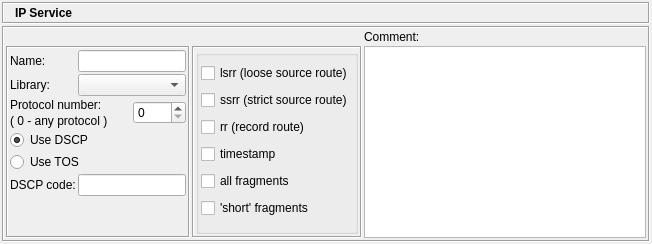
fwbuilder/fwbuilder, file src/gui/ipservicedialog_q.ui: the form before one commit.
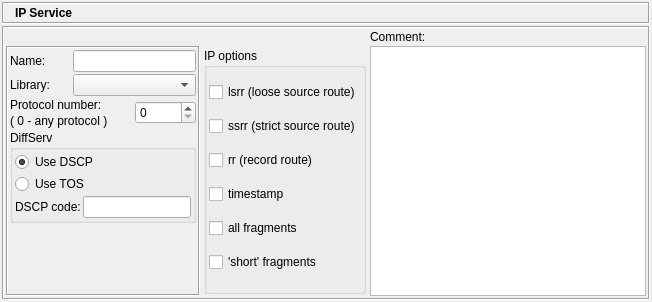
The form after the commit. Icons and pictures are not drawn.

```diff
--- a/src/gui/ipservicedialog_q.ui
+++ b/src/gui/ipservicedialog_q.ui
@@ -9,7 +9,7 @@
     <x>0</x>
     <y>0</y>
     <width>652</width>
-    <height>244</height>
+    <height>302</height>
    </rect>
   </property>
   <property name="sizePolicy" >
@@ -193,7 +193,7 @@
         <item row="1" column="1" >
          <widget class="QFrame" name="frame34" >
           <property name="frameShape" >
-           <enum>QFrame::Box</enum>
+           <enum>QFrame::NoFrame</enum>
           </property>
           <property name="frameShadow" >
            <enum>QFrame::Sunken</enum>
@@ -217,7 +217,7 @@
            <item>
             <widget class="QGroupBox" name="buttonGroup2" >
              <property name="title" >
-              <string/>
+              <string>IP options</string>
              </property>
              <layout class="QGridLayout" >
               <property name="leftMargin" >
@@ -313,42 +313,6 @@
            <property name="verticalSpacing" >
             <number>2</number>
            </property>
-           <item rowspan="2" row="2" column="2" >
-            <widget class="QSpinBox" name="protocolNum" >
-             <property name="maximum" >
-              <number>255</number>
-             </property>
-            </widget>
-           </item>
-           <item row="7" column="0" colspan="2" >
-            <spacer>
-             <property name="orientation" >
-              <enum>Qt::Vertical</enum>
-             </property>
-             <property name="sizeType" >
-              <enum>QSizePolicy::MinimumExpanding</enum>
-             </property>
-             <property name="sizeHint" >
-              <size>
-               <width>20</width>
-               <height>5</height>
-              </size>
-             </property>
-            </spacer>
-           </item>
-           <item row="1" column="0" >
-            <widget class="QLabel" name="textLabel1_2" >
-             <property name="text" >
-              <string>Library:</string>
-             </property>
-             <property name="wordWrap" >
-              <bool>false</bool>
-             </property>
-            </widget>
-           </item>
-           <item row="0" column="1" colspan="2" >
-            <widget class="QLineEdit" name="obj_name" />
-           </item>
            <item row="0" column="0" >
             <widget class="QLabel" name="textLabel1" >
              <property name="text" >
@@ -359,6 +323,19 @@
              </property>
             </widget>
            </item>
+           <item row="0" column="1" colspan="2" >
+            <widget class="QLineEdit" name="obj_name" />
+           </item>
+           <item row="1" column="0" >
+            <widget class="QLabel" name="textLabel1_2" >
+             <property name="text" >
+              <string>Library:</string>
+             </property>
+             <property name="wordWrap" >
+              <bool>false</bool>
+             </property>
+            </widget>
+           </item>
            <item row="1" column="1" colspan="2" >
             <widget class="QComboBox" name="libs" >
              <property name="sizePolicy" >
@@ -379,6 +356,13 @@
              </property>
             </widget>
            </item>
+           <item rowspan="2" row="2" column="2" >
+            <widget class="QSpinBox" name="protocolNum" >
+             <property name="maximum" >
+              <number>255</number>
+             </property>
+            </widget>
+           </item>
            <item row="3" column="0" colspan="2" >
             <widget class="QLabel" name="textLabel4" >
              <property name="text" >
@@ -389,32 +373,75 @@
              </property>
             </widget>
            </item>
-           <item row="4" column="0" colspan="2" >
-            <widget class="QRadioButton" name="use_dscp" >
-             <property name="text" >
-              <string>Use DSCP</string>
+           <item row="4" column="0" colspan="3" >
+            <widget class="QGroupBox" name="groupBox" >
+             <property name="title" >
+              <string>DiffServ</string>
              </property>
-             <property name="checked" >
-              <bool>true</bool>
-             </property>
+             <layout class="QGridLayout" >
+              <property name="leftMargin" >
+               <number>2</number>
+              </property>
+              <property name="topMargin" >
+               <number>2</number>
+              </property>
+              <property name="rightMargin" >
+               <number>2</number>
+              </property>
+              <property name="bottomMargin" >
+               <number>2</number>
+              </property>
+              <property name="horizontalSpacing" >
+               <number>2</number>
+              </property>
+              <property name="verticalSpacing" >
+               <number>2</number>
+              </property>
+              <item row="0" column="0" colspan="2" >
+               <widget class="QRadioButton" name="use_dscp" >
+                <property name="text" >
+                 <string>Use DSCP</string>
+                </property>
+                <property name="checked" >
+                 <bool>true</bool>
+                </property>
+               </widget>
+              </item>
+              <item row="1" column="0" colspan="2" >
+               <widget class="QRadioButton" name="use_tos" >
+                <property name="text" >
+                 <string>Use TOS</string>
+                </property>
+               </widget>
+              </item>
+              <item row="2" column="0" >
+               <widget class="QLabel" name="code_label" >
+                <property name="text" >
+                 <string>DSCP code:</string>
+                </property>
+               </widget>
+              </item>
+              <item row="2" column="1" >
+               <widget class="QLineEdit" name="code" />
+              </item>
+             </layout>
             </widget>
            </item>
-           <item row="5" column="0" colspan="2" >
-            <widget class="QRadioButton" name="use_tos" >
-             <property name="text" >
-              <string>Use TOS</string>
+           <item row="5" column="0" >
+            <spacer>
+             <property name="orientation" >
+              <enum>Qt::Vertical</enum>
              </property>
-            </widget>
-           </item>
-           <item row="6" column="0" >
-            <widget class="QLabel" name="code_label" >
-             <property name="text" >
-              <string>DSCP code:</string>
+             <property name="sizeType" >
+              <enum>QSizePolicy::MinimumExpanding</enum>
              </property>
-            </widget>
-           </item>
-           <item row="6" column="1" colspan="2" >
-            <widget class="QLineEdit" name="code" />
+             <property name="sizeHint" >
+              <size>
+               <width>20</width>
+               <height>5</height>
+              </size>
+             </property>
+            </spacer>
            </item>
           </layout>
          </widget>
```
Left out of the diff: 32 changed lines with no effect on the pictures.
